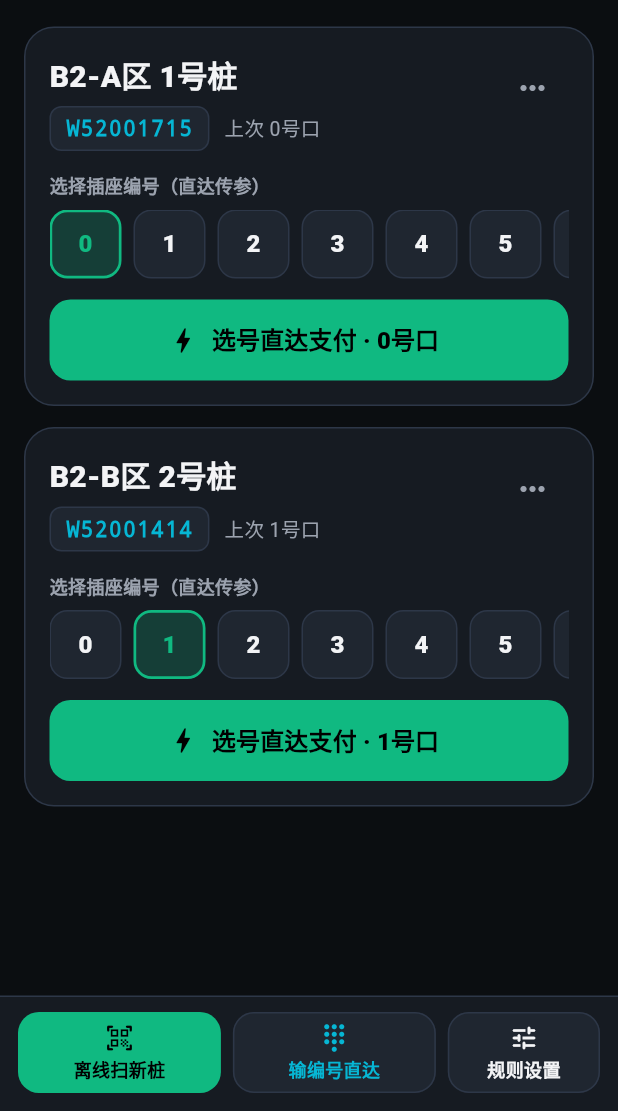
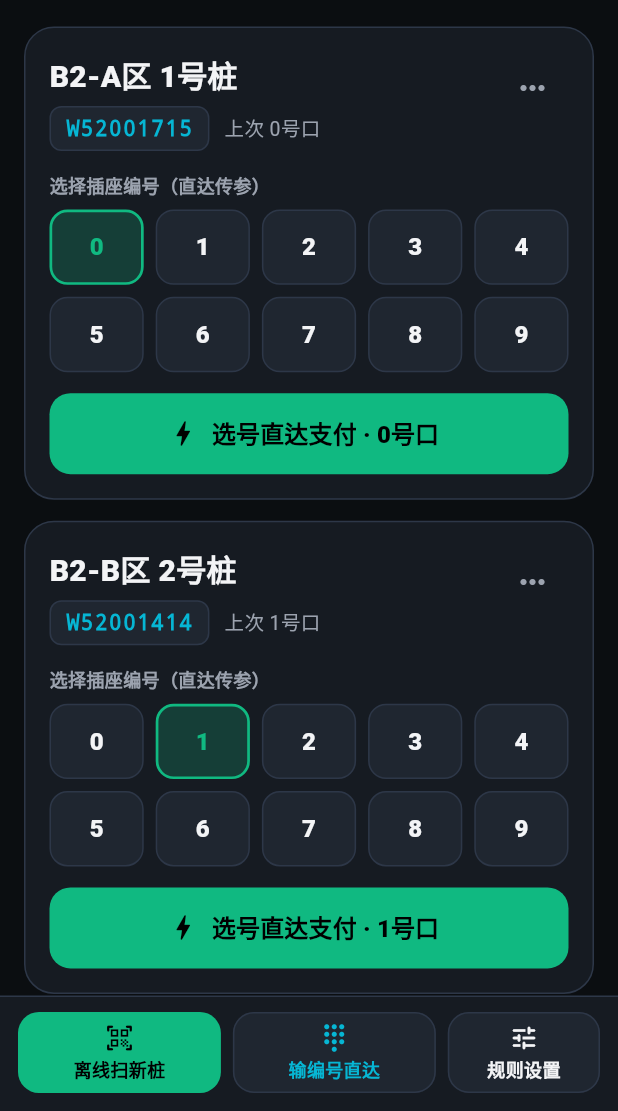
Before and after one commit to feyakit/ZapSlot, a Flutter app: the screen it shows after launch, on a phone screen of 412 x 824 dp, the part 125-1236 px from its top. Run offline on Flutter 3.47's test engine with Material 3 defaults, Android fonts, the phone set to English and light mode, and no system bars; our stand-ins replace connectivity_plus, flutter_local_notifications, flutter_riverpod, image_picker, internet_connection_checker_plus, shared_preferences; missing offline and left inert: google_mlkit_text_recognition, mobile_scanner, workmanager.

Commit message:
feat: default to LaiChong commodity payment page (appId=2019012363098597, gun_num 0-9) + 5x2 socket grid

```diff
--- a/lib/models/app_settings.dart
+++ b/lib/models/app_settings.dart
@@ -38,9 +38,9 @@ class AppSettings {
             : (defaultPortCount > 12 ? 12 : defaultPortCount),
         portIndexBase = portIndexBase == 1 ? 1 : 0;
 
-  /// 默认在线直达：保留原二维码全部参数，并附上选中的插座号（gun_num）直达支付页。
+  /// 默认在线直达：直达莱充小程序 commodity 选套餐付款页，0–9 插座号一一对应传入 gun_num。
   static const String defaultGlobalTemplate =
-      'alipays://platformapi/startapp?appId=20000067&url={RAW_URL_PORT0_ENCODED}';
+      'alipays://platformapi/startapp?appId=2019012363098597&page=pagesEbike%2Fcommodity%2Fcommodity%3Fdevice_no%3D{SN}%26gun_num%3D{PORT_0}%26from%3DebikePile';
   static const String defaultFallbackRawUrlTemplate =
       'http://weixin.weiyunchong.com/payQRcode.html?device_no={SN}';
   static const String defaultSerialRegex = r'W\d{8}';
@@ -48,37 +48,31 @@ class AppSettings {
 
   static const List<UrlRulePreset> presets = [
     UrlRulePreset(
-      name: '微云充 · 在线选号直达支付（默认）',
-      description: '保留原二维码全部参数（含签名/门店参数）并附加 gun_num，选几号口就直达几号口的支付页',
+      name: '莱充小程序 · 按插口直达选套餐付款页（默认）',
+      description: '直达莱充 commodity 付款页，0–9 插座号一一对应传入 gun_num，跳过扫码与选插座页',
       template:
-          'alipays://platformapi/startapp?appId=20000067&url={RAW_URL_PORT0_ENCODED}',
+          'alipays://platformapi/startapp?appId=2019012363098597&page=pagesEbike%2Fcommodity%2Fcommodity%3Fdevice_no%3D{SN}%26gun_num%3D{PORT_0}%26from%3DebikePile',
       recommendedMode: UrlRuleMode.globalTemplate,
     ),
     UrlRulePreset(
-      name: '通用原始码 · 支付宝直达（进选口页）',
-      description: '完整保留原二维码所有参数并交由支付宝内置浏览器打开，进入选口页自行选择空闲插座',
+      name: '莱充小程序 · 直达选插座页（查看空闲口）',
+      description: '直达莱充 ebikePile 选插座页（appId=2019012363098597），先看各口实时空闲状态再选口',
       template:
-          'alipays://platformapi/startapp?appId=20000067&url={RAW_URL_ENCODED}',
+          'alipays://platformapi/startapp?appId=2019012363098597&page=pagesEbike%2FebikePile%2FebikePile%3Fdevice_no%3D{SN}',
       recommendedMode: UrlRuleMode.globalTemplate,
     ),
     UrlRulePreset(
-      name: '微云充 · 按桩号拼接支付宝直达',
-      description: '仅按 {SN} 拼接微云充地址（适合无签名参数的纯编号桩或 OCR / 尾号直达）',
+      name: '支付宝原生扫码路由直达（通用全部品牌）',
+      description: '完整保留原二维码所有参数并走支付宝原生扫码路由（自动进品牌小程序），适合非莱充品牌',
       template:
-          'alipays://platformapi/startapp?appId=20000067&url=http%3A%2F%2Fweixin.weiyunchong.com%2FpayQRcode.html%3Fdevice_no%3D{SN}',
+          'alipays://platformapi/startapp?saId=10000007&qrcode={RAW_URL_ENCODED}',
       recommendedMode: UrlRuleMode.globalTemplate,
     ),
     UrlRulePreset(
-      name: '微云充 · 原始 H5 链接',
-      description: '直接拼接微云充原始网页地址并交由系统默认打开',
-      template: 'http://weixin.weiyunchong.com/payQRcode.html?device_no={SN}',
-      recommendedMode: UrlRuleMode.globalTemplate,
-    ),
-    UrlRulePreset(
-      name: '支付宝小程序直达模板',
-      description: '适合已知小程序 appId 与页面路径的充电品牌，支持动态拼接 {SN} 与 {PORT}',
+      name: '微云充 H5 · 在线选号直达支付（旧版兼容）',
+      description: '强制用支付宝 H5 浏览器打开微云充旧版网页并附加 gun_num',
       template:
-          'alipays://platformapi/startapp?appId=2021000000000000&page=pages/charge/index&query=sn%3D{SN}%26port%3D{PORT}',
+          'alipays://platformapi/startapp?appId=20000067&url={RAW_URL_PORT0_ENCODED}',
       recommendedMode: UrlRuleMode.globalTemplate,
     ),
     UrlRulePreset(
--- a/lib/widgets/station_card.dart
+++ b/lib/widgets/station_card.dart
@@ -234,12 +234,16 @@ class _StationCardState extends State<StationCard> {
             ),
           ),
           const SizedBox(height: 8),
-          SizedBox(
-            height: 46,
-            child: ListView.separated(
-              scrollDirection: Axis.horizontal,
+          GridView.builder(
+            shrinkWrap: true,
+            physics: const NeverScrollableScrollPhysics(),
             itemCount: widget.portCount,
-              separatorBuilder: (_, __) => const SizedBox(width: 8),
+            gridDelegate: const SliverGridDelegateWithFixedCrossAxisCount(
+              crossAxisCount: 5,
+              mainAxisSpacing: 8,
+              crossAxisSpacing: 8,
+              childAspectRatio: 1.25,
+            ),
             itemBuilder: (context, index) {
               final port = index + 1;
               final isSelected = port == _selectedPort;
@@ -251,7 +255,6 @@ class _StationCardState extends State<StationCard> {
                 },
                 child: AnimatedContainer(
                   duration: const Duration(milliseconds: 140),
-                    width: 48,
                   alignment: Alignment.center,
                   decoration: BoxDecoration(
                     color: isSelected
@@ -268,14 +271,12 @@ class _StationCardState extends State<StationCard> {
                     style: TextStyle(
                       fontSize: 16,
                       fontWeight: FontWeight.w800,
-                        color:
-                            isSelected ? accentColor : AppColors.textPrimary,
+                      color: isSelected ? accentColor : AppColors.textPrimary,
                     ),
                   ),
                 ),
               );
             },
-            ),
           ),
           const SizedBox(height: 14),
           SizedBox(
```
Also changed, not shown: 3 other files. Lines whose indentation alone changed are shown as unchanged.
